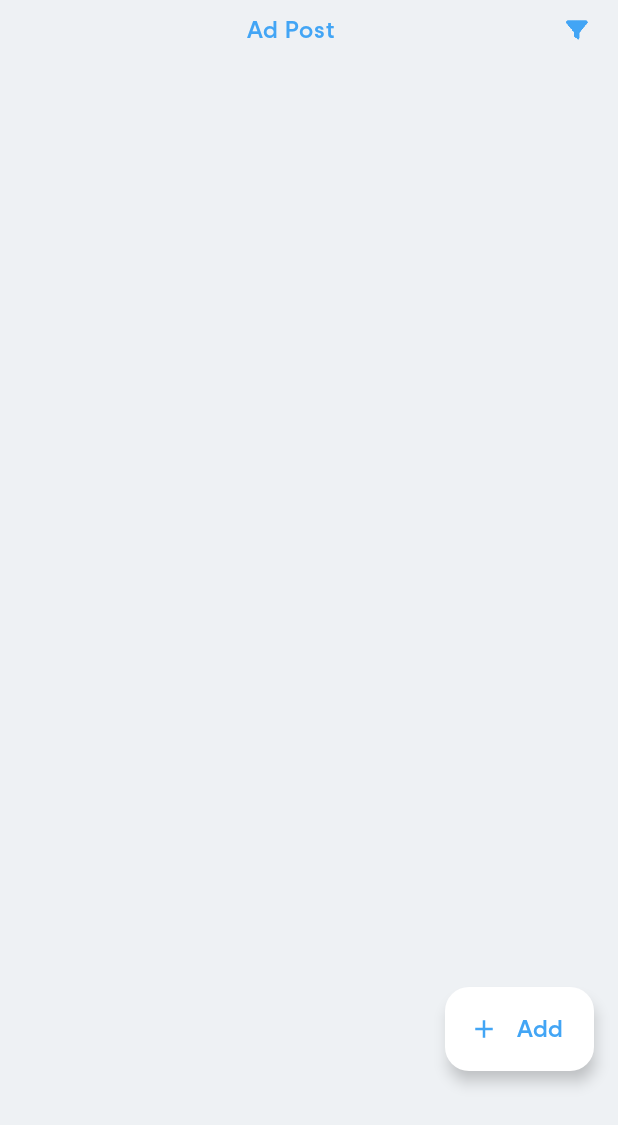
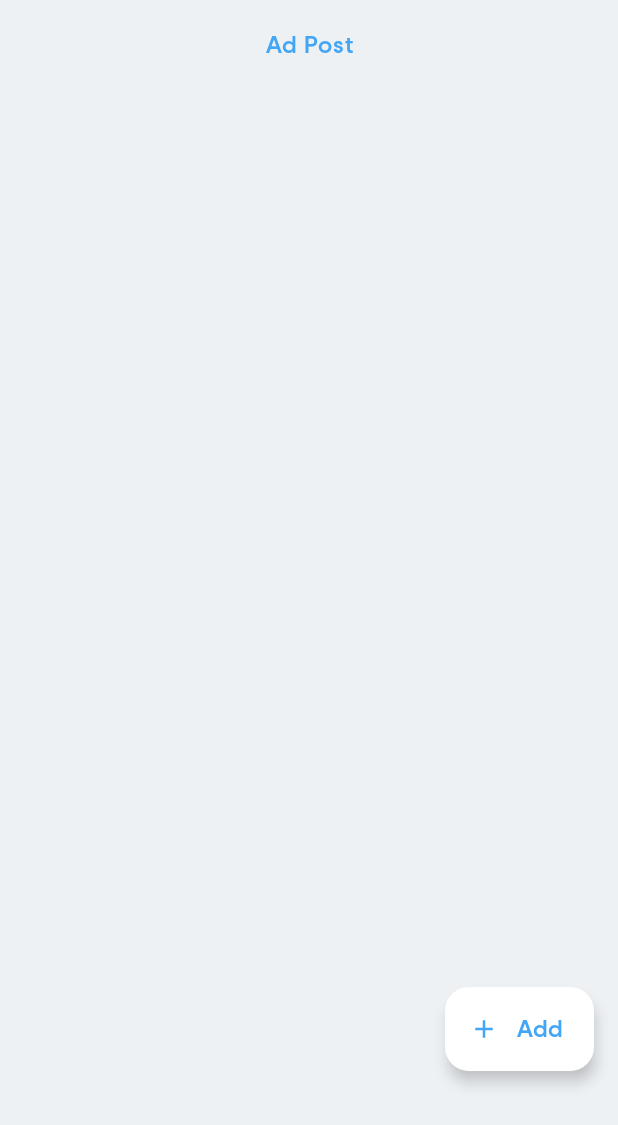
Before and after one commit to TanveerAhmed606050/PSRAndroid, an Android app built with Jetpack Compose: the @Preview function HomeScreenPreview, on a phone screen of 412 x 824 dp. Shown: the top 1125 px of the screen. Run offline under Robolectric (Android 15) with nearby library versions, the phone set to English and light mode, and no system bars; our stand-ins replace accompanist; libraries missing offline, so code that uses them is left out: es.dmoral.toasty.

Commit message:
latest changes

```diff
--- a/app/build.gradle.kts
+++ b/app/build.gradle.kts
@@ -82,8 +82,6 @@ dependencies {
     //navigation
     implementation(libs.androidx.navigation.common.ktx)
     implementation(libs.androidx.navigation.compose)
-    //k progress bar
-    implementation (libs.kprogresshud)
 
     // Retrofit
     implementation(libs.retrofit)
--- a/app/src/main/java/com/example/psrandroid/navigation/PSRNavHost.kt
+++ b/app/src/main/java/com/example/psrandroid/navigation/PSRNavHost.kt
@@ -1,5 +1,6 @@
 package com.example.psrandroid.navigation
 
+import android.net.Uri
 import android.os.Build
 import androidx.annotation.RequiresApi
 import androidx.compose.animation.AnimatedVisibility
@@ -414,8 +415,9 @@ fun PSRNavHost(
             arguments = listOf(navArgument("data") { type = NavType.StringType }),
             enterTransition = { EnterTransition.None },
             exitTransition = { ExitTransition.None }
-        ) { backStackEntry ->
-            val userJson = backStackEntry.arguments?.getString("data")
+        ) {  backStackEntry ->
+            val encodedJson = backStackEntry.arguments?.getString("data")
+            val userJson = encodedJson?.let { Uri.decode(it) }
             val adData = userJson?.let { Gson().fromJson(it, AdData::class.java) }
             DetailAdScreen(navController, adPostVM, adData)
         }
--- a/app/src/main/java/com/example/psrandroid/ui/commonViews/AppButton.kt
+++ b/app/src/main/java/com/example/psrandroid/ui/commonViews/AppButton.kt
@@ -22,7 +22,7 @@ import com.example.psrandroid.ui.theme.mediumFont
 
 @Composable
 fun AppButton(
-    modifier: Modifier, text: String,
+    modifier: Modifier, text: String, isEnable: Boolean = true,
     onButtonClick: () -> Unit,
 ) {
     val interactionSource = remember { MutableInteractionSource() }
@@ -37,7 +37,8 @@ fun AppButton(
             containerColor = if (isPressed) DarkBlue.copy(alpha = 0.7f) else DarkBlue
         ),
         shape = RoundedCornerShape(10.dp),
-        interactionSource = interactionSource
+        interactionSource = interactionSource,
+        enabled = isEnable,
     ) {
         Text(
             text = text,
--- a/app/src/main/java/com/example/psrandroid/ui/screen/adPost/AdPostScreen.kt
+++ b/app/src/main/java/com/example/psrandroid/ui/screen/adPost/AdPostScreen.kt
@@ -1,10 +1,10 @@
 package com.example.psrandroid.ui.screen.adPost
 
+import android.net.Uri
 import android.widget.Toast
 import androidx.compose.foundation.Image
 import androidx.compose.foundation.background
 import androidx.compose.foundation.clickable
-import androidx.compose.foundation.layout.Arrangement
 import androidx.compose.foundation.layout.Box
 import androidx.compose.foundation.layout.Column
 import androidx.compose.foundation.layout.PaddingValues
@@ -36,7 +36,6 @@ import androidx.compose.ui.Alignment
 import androidx.compose.ui.Modifier
 import androidx.compose.ui.draw.clip
 import androidx.compose.ui.graphics.Color
-import androidx.compose.ui.graphics.ColorFilter
 import androidx.compose.ui.platform.LocalContext
 import androidx.compose.ui.res.painterResource
 import androidx.compose.ui.res.stringResource
@@ -52,44 +51,32 @@ import com.example.psrandroid.network.isNetworkAvailable
 import com.example.psrandroid.ui.commonViews.LoadingDialog
 import com.example.psrandroid.ui.screen.adPost.models.AdData
 import com.example.psrandroid.ui.screen.adPost.models.mockup
-import com.example.psrandroid.ui.screen.auth.ListDialog
+import com.example.psrandroid.ui.screen.rate.HeaderSection
 import com.example.psrandroid.ui.screen.rate.NoProductView
 import com.example.psrandroid.ui.theme.AppBG
 import com.example.psrandroid.ui.theme.DarkBlue
 import com.example.psrandroid.ui.theme.PSP_AndroidTheme
-import com.example.psrandroid.ui.theme.boldFont
 import com.example.psrandroid.ui.theme.mediumFont
 import com.example.psrandroid.ui.theme.regularFont
-import com.example.psrandroid.utils.isVisible
-import com.example.psrandroid.utils.progressBar
 import com.google.gson.Gson
 import es.dmoral.toasty.Toasty
-import io.github.rupinderjeet.kprogresshud.KProgressHUD
 
 @Composable
 fun AdPostScreen(navController: NavController, adPostVM: AdPostVM) {
     val context = LocalContext.current
+    var location by remember {
+        mutableStateOf(
+            adPostVM.userPreferences.getUserPreference()?.location ?: "Lahore"
+        )
+    }
     val adsData = adPostVM.allAdsData
     var showProgress by remember { mutableStateOf(false) }
     showProgress = adPostVM.isLoading
     if (showProgress)
         LoadingDialog()
-//    val progressBar: KProgressHUD = remember { context.progressBar() }
-//    progressBar.isVisible(adPostVM.isLoading)
     val noInternetMessage = stringResource(id = R.string.network_error)
-    var expandedCity by remember { mutableStateOf(false) }
     val locationList = adPostVM.userPreferences.getLocationList()?.data ?: listOf()
     val locationData = locationList.map { it.name }
-//    if (adsData != null) {
-//        homeVM.adsData = null
-//    }
-    if (expandedCity) {
-        ListDialog(dataList = locationData, onDismiss = { expandedCity = false },
-            onConfirm = { locationName ->
-                adPostVM.getAdsByLocation(locationName)
-                expandedCity = false
-            })
-    }
     LaunchedEffect(Unit) {
         if (isNetworkAvailable(context))
             adPostVM.getAllAds()
@@ -97,15 +84,21 @@ fun AdPostScreen(navController: NavController, adPostVM: AdPostVM) {
             Toasty.error(context, noInternetMessage, Toast.LENGTH_SHORT, true)
                 .show()
     }
-    AdPostScreen(adsData?.data, onPlusIconClick = {
-        navController.navigate(Screen.AdScreen.route)
-    },
-        onFilter = {
-            expandedCity = true
+    AdPostScreen(
+        adsData = adsData?.data,
+        cityList = locationData, onPlusIconClick = {
+            navController.navigate(Screen.AdScreen.route)
+        },
+        onCityItemClick = { locationName ->
+            location = locationName
+            val locationId = adPostVM.userPreferences.getLocationList()?.data?.find {
+                it.name.equals(locationName, ignoreCase = true)
+            }?.id ?: 0
         },
         onAdsClick = { adData ->
             val adDataJson = Gson().toJson(adData)
-            navController.navigate(Screen.AdDetailScreen.route + "Details/${adDataJson}")
+            val encodedJson = Uri.encode(adDataJson)
+            navController.navigate(Screen.AdDetailScreen.route + "Details/$encodedJson")
         })
 
 }
@@ -113,11 +106,11 @@ fun AdPostScreen(navController: NavController, adPostVM: AdPostVM) {
 @Composable
 fun AdPostScreen(
     adsData: List<AdData>?,
+    cityList: List<String>?,
     onPlusIconClick: () -> Unit,
-    onFilter: () -> Unit,
+    onCityItemClick: (String) -> Unit,
     onAdsClick: (AdData) -> Unit,
 ) {
-    var expanded by remember { mutableStateOf(false) }
     Box(
         modifier = Modifier
             .fillMaxSize()
@@ -129,34 +122,33 @@ fun AdPostScreen(
                 .padding(vertical = 8.dp, horizontal = 16.dp),
             horizontalAlignment = Alignment.CenterHorizontally
         ) {
-            Spacer(modifier = Modifier.statusBarsPadding())
-            Row(
-                modifier = Modifier
-                    .fillMaxWidth(),
-                verticalAlignment = Alignment.CenterVertically
-            ) {
-                Box(
-                    modifier = Modifier
-                        .weight(1f)
-                        .fillMaxWidth(),
-                    contentAlignment = Alignment.Center
-                ) {
-                    Text(
-                        text = stringResource(id = R.string.ad_post),
-                        fontSize = 16.sp,
-                        fontFamily = mediumFont,
-                        color = DarkBlue
-                    )
-                }
-                Box(modifier = Modifier) {
-                    Image(
-                        painter = painterResource(id = R.drawable.filter_ic),
-                        contentDescription = "",
-                        modifier = Modifier
-                            .size(24.dp)
-                            .clickable { onFilter() },
-                        colorFilter = ColorFilter.tint(DarkBlue)
-                    )
+//            Row(
+//                modifier = Modifier
+//                    .fillMaxWidth(),
+//                verticalAlignment = Alignment.CenterVertically
+//            ) {
+//                Box(
+//                    modifier = Modifier
+//                        .weight(1f)
+//                        .fillMaxWidth(),
+//                    contentAlignment = Alignment.Center
+//                ) {
+//                    Text(
+//                        text = stringResource(id = R.string.ad_post),
+//                        fontSize = 16.sp,
+//                        fontFamily = mediumFont,
+//                        color = DarkBlue
+//                    )
+//                }
+//                Box(modifier = Modifier) {
+//                    Image(
+//                        painter = painterResource(id = R.drawable.filter_ic),
+//                        contentDescription = "",
+//                        modifier = Modifier
+//                            .size(24.dp)
+//                            .clickable { onFilter() },
+//                        colorFilter = ColorFilter.tint(DarkBlue)
+//                    )
 //                    DropdownMenu(
 //                        expanded = expanded,
 //                        onDismissRequest = { expanded = false },
@@ -180,8 +172,11 @@ fun AdPostScreen(
 //                            )
 //                        }, onClick = { expanded = false })
 //                    }
-                }
-            }
+//                }
+//            }
+            // Header section
+            HeaderSection(headerTitle = stringResource(id = R.string.ad_post), cityList = cityList,
+                onCityItemClick = { onCityItemClick(it) })
             Spacer(modifier = Modifier.height(20.dp))
             if (adsData?.isEmpty() == true)
                 NoProductView(msg = "No Ads", Color.White)
@@ -318,8 +313,9 @@ fun AdsItemsView(
 @Composable
 fun HomeScreenPreview() {
     PSP_AndroidTheme {
-        AdPostScreen(adsData = null, onPlusIconClick = {},
-            onFilter = {},
+        AdPostScreen(adsData = null,
+            cityList = listOf(), onPlusIconClick = {},
+            onCityItemClick = {},
             onAdsClick = {})
     }
 }
--- a/app/src/main/java/com/example/psrandroid/ui/screen/home/HomeScreen.kt
+++ b/app/src/main/java/com/example/psrandroid/ui/screen/home/HomeScreen.kt
@@ -1,5 +1,6 @@
 package com.example.psrandroid.ui.screen.home
 
+import android.net.Uri
 import android.os.Build
 import androidx.annotation.RequiresApi
 import androidx.compose.foundation.background
@@ -85,7 +86,8 @@ fun HomeScreen(navController: NavController, homeVM: HomeVM) {
         onSeeAllLME = { navController.navigate(Screen.LmeScreen.route) },
         onAdsClick = { adData ->
             val adDataJson = Gson().toJson(adData)
-            navController.navigate(Screen.AdDetailScreen.route + "Details/${adDataJson}")
+            val encodedJson = Uri.encode(adDataJson)
+            navController.navigate(Screen.AdDetailScreen.route + "Details/$encodedJson")
         })
 }
 
--- a/app/src/main/java/com/example/psrandroid/ui/screen/profile/UpdatePasswordScreen.kt
+++ b/app/src/main/java/com/example/psrandroid/ui/screen/profile/UpdatePasswordScreen.kt
@@ -8,7 +8,6 @@ import androidx.compose.foundation.layout.Spacer
 import androidx.compose.foundation.layout.fillMaxHeight
 import androidx.compose.foundation.layout.fillMaxSize
 import androidx.compose.foundation.layout.fillMaxWidth
-import androidx.compose.foundation.layout.height
 import androidx.compose.foundation.layout.padding
 import androidx.compose.foundation.layout.statusBarsPadding
 import androidx.compose.foundation.layout.wrapContentHeight
@@ -20,10 +19,7 @@ import androidx.compose.runtime.remember
 import androidx.compose.runtime.setValue
 import androidx.compose.ui.Alignment
 import androidx.compose.ui.Modifier
-import androidx.compose.ui.graphics.Brush
-import androidx.compose.ui.graphics.Color
 import androidx.compose.ui.platform.LocalContext
-import androidx.compose.ui.res.colorResource
 import androidx.compose.ui.res.stringResource
 import androidx.compose.ui.text.input.ImeAction
 import androidx.compose.ui.text.input.KeyboardType
@@ -37,9 +33,7 @@ import com.example.psrandroid.ui.commonViews.Header
 import com.example.psrandroid.ui.commonViews.PasswordTextFields
 import com.example.psrandroid.ui.theme.AppBG
 import com.example.psrandroid.ui.theme.DarkBlue
-import com.example.psrandroid.ui.theme.LightBlue
 import com.example.psrandroid.ui.theme.PSP_AndroidTheme
-import com.example.psrandroid.ui.theme.PurpleGrey40
 import com.example.psrandroid.ui.theme.regularFont
 import com.example.psrandroid.utils.Utils.isValidPassword
 import es.dmoral.toasty.Toasty
--- a/gradle/libs.versions.toml
+++ b/gradle/libs.versions.toml
@@ -23,8 +23,6 @@ multidex = "2.0.1"
 toasty = "1.5.2"
 window = "1.3.0"
 material3WindowSizeClass = "1.3.0"
-komposecountrycodepicker = "1.1.2"
-kprogresshud = "1.0.0"
 accompanistAdaptive = "0.26.2-beta"
 swipe = "0.30.1"
 media3Ui = "1.4.1"
@@ -33,7 +31,6 @@ googleService = "4.4.2"
 playServicesAds = "23.2.0"
 firebaseAuthKtx = "23.1.0"
 pagerVersion = "0.32.0"
-accompanistVersion = "0.37.0"
 
 [libraries]
 androidx-core-ktx = { group = "androidx.core", name = "core-ktx", version.ref = "coreKtx" }
@@ -69,8 +66,6 @@ androidx-multidex = { module = "androidx.multidex:multidex", version.ref = "mult
 toast = { module = "com.github.GrenderG:Toasty", version.ref = "toasty" }
 androidx-window = { group = "androidx.window", name = "window", version.ref = "window" }
 androidx-material3-window = { module = "androidx.compose.material3:material3-window-size-class", version.ref = "material3WindowSizeClass" }
-komposecountrycodepicker = { module = "com.github.JoelKanyi:KomposeCountryCodePicker", version.ref = "komposecountrycodepicker" }
-kprogresshud = { module = "io.github.rupinderjeet:kprogresshud", version.ref = "kprogresshud" }
 accompanist-adaptive = { module = "com.google.accompanist:accompanist-adaptive", version.ref = "accompanistAdaptive" }
 swipe-refresh = { module = "com.google.accompanist:accompanist-swiperefresh", version.ref = "swipe" }
 androidx-media3-ui = { group = "androidx.media3", name = "media3-ui", version.ref = "media3Ui" }
@@ -78,7 +73,6 @@ androidx-media3-exoplayer = { group = "androidx.media3", name = "media3-exoplaye
 play-services-ads = { module = "com.google.android.gms:play-services-ads", version.ref = "playServicesAds" }
 play-services-gsm = { module = "com.google.gms:google-services", version.ref = "googleService" }
 firebase_auth = { module = "com.google.firebase:firebase-auth", version.ref = "firebaseAuthKtx" }
-#firebase-auth-ktx = { group = "com.google.firebase", name = "firebase-auth", version.ref = "firebaseAuthKtx" }
 accompanist-pager = { module = "com.google.accompanist:accompanist-pager", version.ref = "pagerVersion" }
 pager-indicators = { module = "com.google.accompanist:accompanist-pager-indicators", version.ref = "pagerVersion" }
 accompanist = { module = "com.google.accompanist:accompanist-systemuicontroller", version.ref = "pagerVersion" }
```
Also changed, not shown: app/src/main/java/com/example/psrandroid/ui/screen/adPost/CreateAdScreen.kt (+5 -5 lines), app/src/main/java/com/example/psrandroid/ui/screen/adPost/models/AllAds.kt (+6 -6 lines), app/src/main/java/com/example/psrandroid/ui/screen/auth/LoginScreen.kt (+7 -12 lines), app/src/main/java/com/example/psrandroid/ui/screen/auth/SignupScreen.kt (+13 -22 lines), app/src/main/java/com/example/psrandroid/ui/screen/profile/MyProfileScreen.kt (+6 -6 lines), app/src/main/java/com/example/psrandroid/ui/screen/profile/UpdateProfileScreen.kt (+5 -5 lines), app/src/main/java/com/example/psrandroid/ui/screen/rate/RateScreen.kt (+10 -28 lines), app/src/main/java/com/example/psrandroid/utils/ContextExt.kt (deleted, +0 -25 lines).
